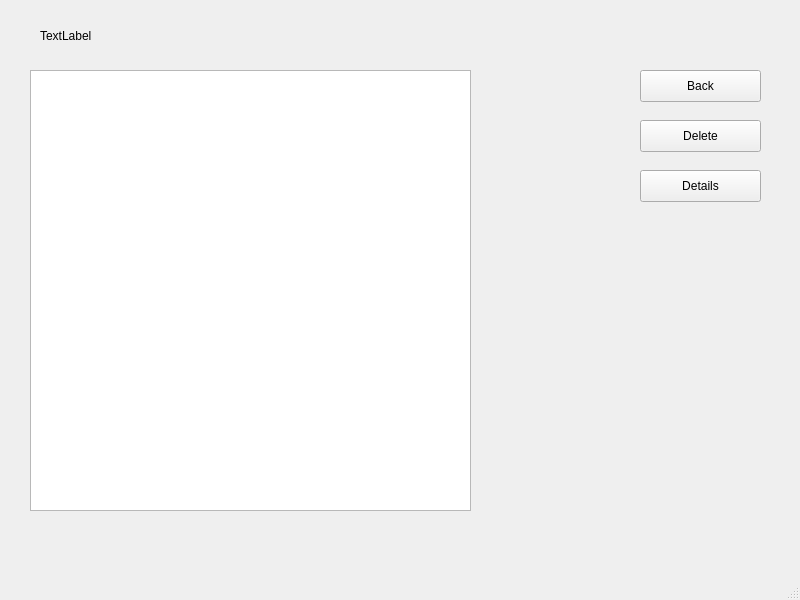
Before: the Qt Designer form project/lab6/mainwindow.ui in aneroid11/Databases, drawn with Qt 5.
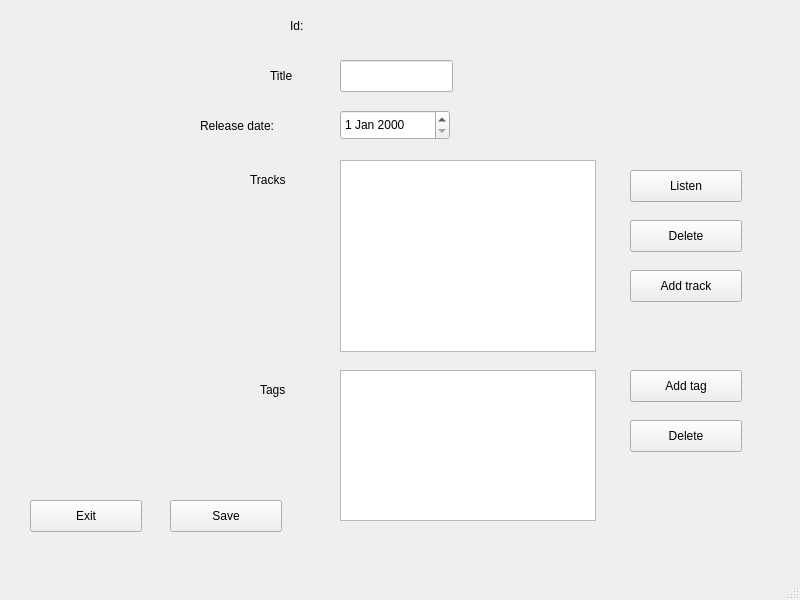
After: the same form once the commit is applied. The open tabs and pages were chosen to show the change.

Commit message: dummy playlist details page

```diff
--- a/project/lab6/mainwindow.ui
+++ b/project/lab6/mainwindow.ui
@@ -1473,6 +1473,217 @@
       </property>
      </widget>
     </widget>
+    <widget class="QWidget" name="playlistDetailsPage">
+     <widget class="QLabel" name="label_8">
+      <property name="geometry">
+       <rect>
+        <x>290</x>
+        <y>10</y>
+        <width>41</width>
+        <height>31</height>
+       </rect>
+      </property>
+      <property name="text">
+       <string>Id:</string>
+      </property>
+     </widget>
+     <widget class="QLabel" name="label_9">
+      <property name="geometry">
+       <rect>
+        <x>270</x>
+        <y>60</y>
+        <width>41</width>
+        <height>31</height>
+       </rect>
+      </property>
+      <property name="text">
+       <string>Title</string>
+      </property>
+     </widget>
+     <widget class="QLabel" name="playlistDetails_playlistId">
+      <property name="geometry">
+       <rect>
+        <x>340</x>
+        <y>10</y>
+        <width>76</width>
+        <height>31</height>
+       </rect>
+      </property>
+      <property name="text">
+       <string/>
+      </property>
+     </widget>
+     <widget class="QLineEdit" name="playlistDetails_title">
+      <property name="geometry">
+       <rect>
+        <x>340</x>
+        <y>60</y>
+        <width>113</width>
+        <height>32</height>
+       </rect>
+      </property>
+     </widget>
+     <widget class="QDateEdit" name="playlistDetails_releaseDate">
+      <property name="geometry">
+       <rect>
+        <x>340</x>
+        <y>110</y>
+        <width>110</width>
+        <height>30</height>
+       </rect>
+      </property>
+     </widget>
+     <widget class="QLabel" name="label_11">
+      <property name="geometry">
+       <rect>
+        <x>200</x>
+        <y>110</y>
+        <width>131</width>
+        <height>31</height>
+       </rect>
+      </property>
+      <property name="text">
+       <string>Release date:</string>
+      </property>
+     </widget>
+     <widget class="QListWidget" name="playlistDetails_tracks">
+      <property name="geometry">
+       <rect>
+        <x>340</x>
+        <y>160</y>
+        <width>256</width>
+        <height>192</height>
+       </rect>
+      </property>
+     </widget>
+     <widget class="QLabel" name="label_12">
+      <property name="geometry">
+       <rect>
+        <x>250</x>
+        <y>170</y>
+        <width>76</width>
+        <height>20</height>
+       </rect>
+      </property>
+      <property name="text">
+       <string>Tracks</string>
+      </property>
+     </widget>
+     <widget class="QLabel" name="label_13">
+      <property name="geometry">
+       <rect>
+        <x>260</x>
+        <y>380</y>
+        <width>76</width>
+        <height>20</height>
+       </rect>
+      </property>
+      <property name="text">
+       <string>Tags</string>
+      </property>
+     </widget>
+     <widget class="QListWidget" name="playlistDetails_tags">
+      <property name="geometry">
+       <rect>
+        <x>340</x>
+        <y>370</y>
+        <width>256</width>
+        <height>151</height>
+       </rect>
+      </property>
+     </widget>
+     <widget class="QPushButton" name="playlistDetails_addTag">
+      <property name="geometry">
+       <rect>
+        <x>630</x>
+        <y>370</y>
+        <width>112</width>
+        <height>32</height>
+       </rect>
+      </property>
+      <property name="text">
+       <string>Add tag</string>
+      </property>
+     </widget>
+     <widget class="QPushButton" name="playlistDetails_deleteTag">
+      <property name="geometry">
+       <rect>
+        <x>630</x>
+        <y>420</y>
+        <width>112</width>
+        <height>32</height>
+       </rect>
+      </property>
+      <property name="text">
+       <string>Delete</string>
+      </property>
+     </widget>
+     <widget class="QPushButton" name="playlistDetails_listen">
+      <property name="geometry">
+       <rect>
+        <x>630</x>
+        <y>170</y>
+        <width>112</width>
+        <height>32</height>
+       </rect>
+      </property>
+      <property name="text">
+       <string>Listen</string>
+      </property>
+     </widget>
+     <widget class="QPushButton" name="playlistDetails_deleteTrack">
+      <property name="geometry">
+       <rect>
+        <x>630</x>
+        <y>220</y>
+        <width>112</width>
+        <height>32</height>
+       </rect>
+      </property>
+      <property name="text">
+       <string>Delete</string>
+      </property>
+     </widget>
+     <widget class="QPushButton" name="playlistDetails_exit">
+      <property name="geometry">
+       <rect>
+        <x>30</x>
+        <y>500</y>
+        <width>112</width>
+        <height>32</height>
+       </rect>
+      </property>
+      <property name="text">
+       <string>Exit</string>
+      </property>
+     </widget>
+     <widget class="QPushButton" name="playlistDetails_save">
+      <property name="geometry">
+       <rect>
+        <x>170</x>
+        <y>500</y>
+        <width>112</width>
+        <height>32</height>
+       </rect>
+      </property>
+      <property name="text">
+       <string>Save</string>
+      </property>
+     </widget>
+     <widget class="QPushButton" name="pushButton">
+      <property name="geometry">
+       <rect>
+        <x>630</x>
+        <y>270</y>
+        <width>112</width>
+        <height>32</height>
+       </rect>
+      </property>
+      <property name="text">
+       <string>Add track</string>
+      </property>
+     </widget>
+    </widget>
    </widget>
   </widget>
   <widget class="QMenuBar" name="menubar">
```
The commit also changes 2 other files.
